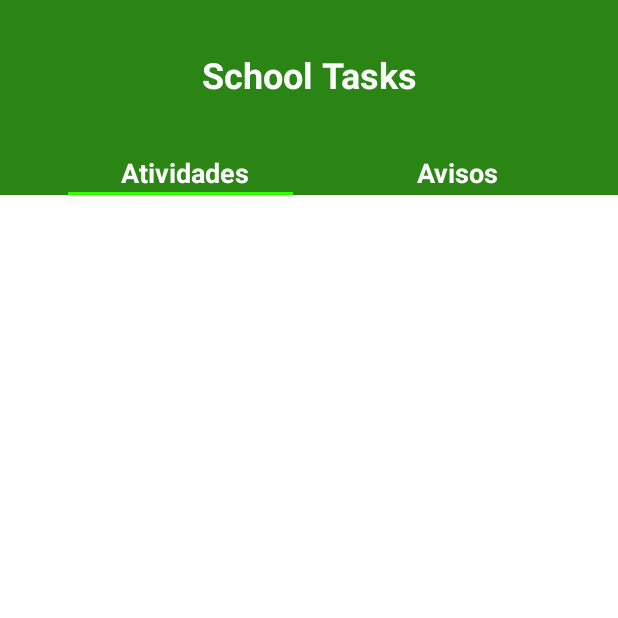
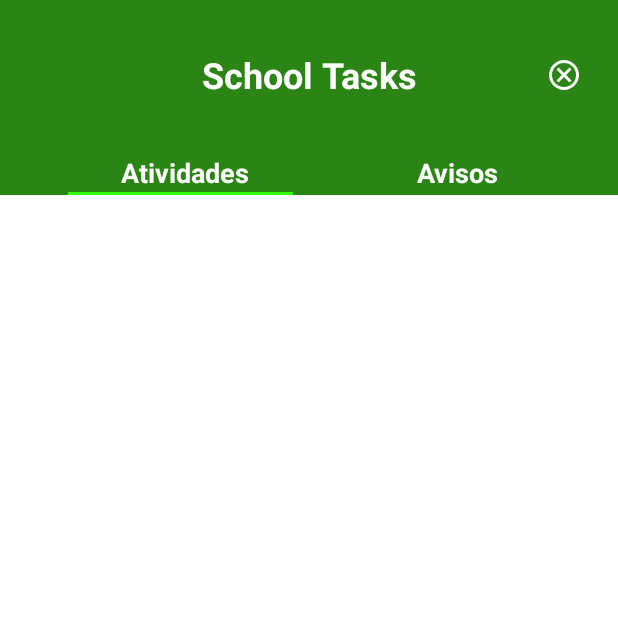
Before and after one commit to rafaqfv/school_tasks, an Android app: the screen it shows after launch once a user with an empty profile is signed in (TasksActivity), on a phone screen of 412 x 824 dp, the top half of it. Run offline under Robolectric (Android 15) with nearby library versions, the phone set to English and light mode, and no system bars; our stand-ins replace Firebase (no records; nobody signed in at launch, a user with empty details on screens opened directly).

Commit message:
Reiniciando projeto

```diff
--- a/app/src/main/java/com/example/schooltasks/Task.java
+++ b/app/src/main/java/com/example/schooltasks/Task.java
@@ -44,7 +44,6 @@ public class Task implements Parcelable {
     }
 
     public static final Creator<Task> CREATOR = new Creator<Task>() {
-        @RequiresApi(api = Build.VERSION_CODES.O)
         @Override
         public Task createFromParcel(Parcel in) {
             return new Task(in);
--- a/app/src/main/java/com/example/schooltasks/TasksActivity.java
+++ b/app/src/main/java/com/example/schooltasks/TasksActivity.java
@@ -14,6 +14,7 @@ import androidx.core.view.WindowInsetsCompat;
 import androidx.recyclerview.widget.LinearLayoutManager;
 
 import com.example.schooltasks.databinding.ActivityTasksBinding;
+import com.google.firebase.auth.FirebaseAuth;
 
 import java.time.LocalDate;
 import java.util.ArrayList;
@@ -21,10 +22,10 @@ import java.util.List;
 
 public class TasksActivity extends AppCompatActivity {
     private ActivityTasksBinding binding;
+    private FirebaseAuth mAuth;
     private static final int REQUEST_ADD_TASK = 1;
     List<Task> taskList = new ArrayList<>();
 
-    @RequiresApi(api = Build.VERSION_CODES.O)
     @Override
     protected void onCreate(Bundle savedInstanceState) {
         super.onCreate(savedInstanceState);
@@ -35,6 +36,14 @@ public class TasksActivity extends AppCompatActivity {
             Insets systemBars = insets.getInsets(WindowInsetsCompat.Type.systemBars());
             v.setPadding(systemBars.left, systemBars.top, systemBars.right, systemBars.bottom);
             return insets;
+        });
+
+        mAuth = FirebaseAuth.getInstance();
+
+        binding.btnLogOut.setOnClickListener(v -> {
+            mAuth.signOut();
+            finish();
+            startActivity(new Intent(this, LoginActivity.class));
         });
 
         binding.intentAddTask.setOnClickListener(v -> {
--- /dev/null
+++ b/app/src/main/res/drawable/log_out.xml
@@ -0,0 +1,5 @@
+<vector xmlns:android="http://schemas.android.com/apk/res/android" android:height="24dp" android:tint="#FFFFFF" android:viewportHeight="960" android:viewportWidth="960" android:width="24dp">
+
+    <path android:fillColor="@android:color/white" android:pathData="M336,680L480,536L624,680L680,624L536,480L680,336L624,280L480,424L336,280L280,336L424,480L280,624L336,680ZM480,880Q397,880 324,848.5Q251,817 197,763Q143,709 111.5,636Q80,563 80,480Q80,397 111.5,324Q143,251 197,197Q251,143 324,111.5Q397,80 480,80Q563,80 636,111.5Q709,143 763,197Q817,251 848.5,324Q880,397 880,480Q880,563 848.5,636Q817,709 763,763Q709,817 636,848.5Q563,880 480,880ZM480,800Q614,800 707,707Q800,614 800,480Q800,346 707,253Q614,160 480,160Q346,160 253,253Q160,346 160,480Q160,614 253,707Q346,800 480,800ZM480,480Q480,480 480,480Q480,480 480,480Q480,480 480,480Q480,480 480,480Q480,480 480,480Q480,480 480,480Q480,480 480,480Q480,480 480,480Z"/>
+
+</vector>
--- a/app/src/main/res/layout/activity_tasks.xml
+++ b/app/src/main/res/layout/activity_tasks.xml
@@ -78,10 +78,20 @@
         android:layout_width="wrap_content"
         android:layout_height="wrap_content"
         android:layout_margin="24dp"
+        android:backgroundTint="@color/amarelo"
         android:src="@drawable/baseline_blind_24"
-        android:backgroundTint="@color/amarelo"
         app:layout_constraintBottom_toBottomOf="parent"
         app:layout_constraintEnd_toEndOf="parent" />
 
+    <ImageView
+        android:id="@+id/btnLogOut"
+        android:layout_width="wrap_content"
+        android:layout_height="wrap_content"
+        android:src="@drawable/log_out"
+        android:layout_marginRight="24dp"
+        android:layout_marginTop="38dp"
+        app:layout_constraintEnd_toEndOf="parent"
+        app:layout_constraintTop_toTopOf="parent" />
+
 
 </androidx.constraintlayout.widget.ConstraintLayout>
```
Also changed, not shown: app/src/main/java/com/example/schooltasks/LoginActivity.java (+9 -2 lines), app/src/main/java/com/example/schooltasks/MainActivity.java (+12 -3 lines), 1 other file.
